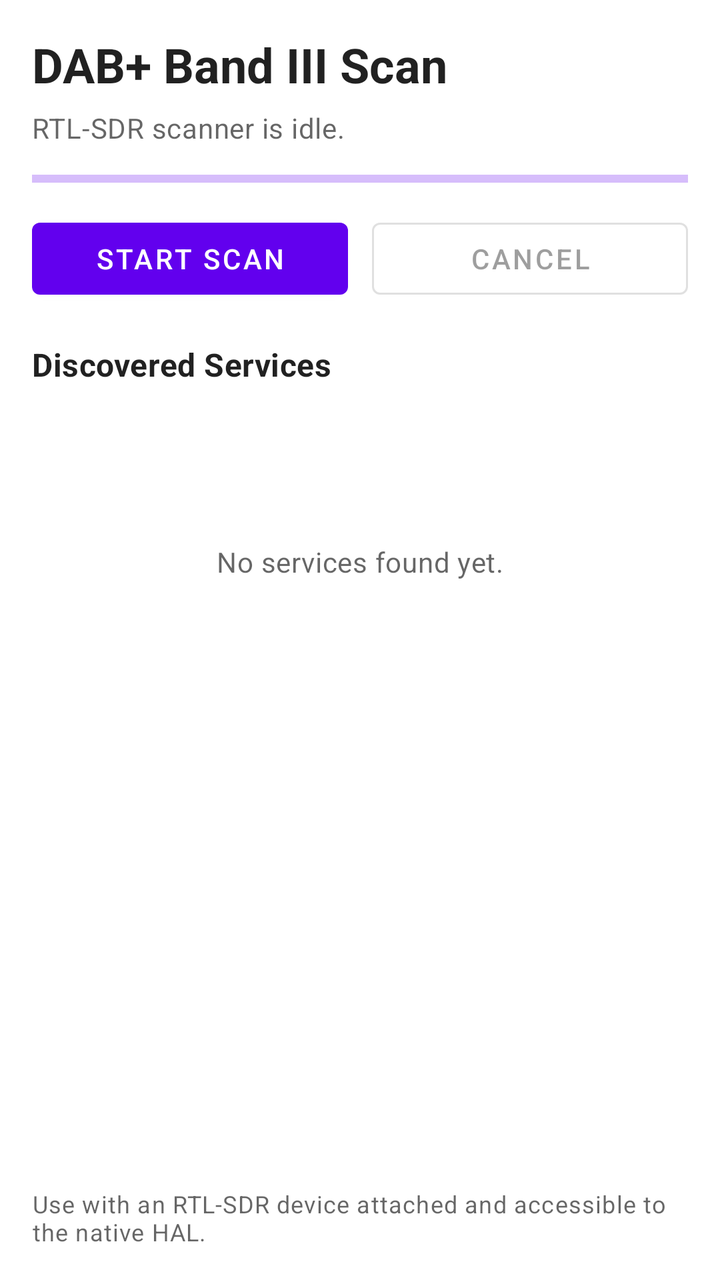
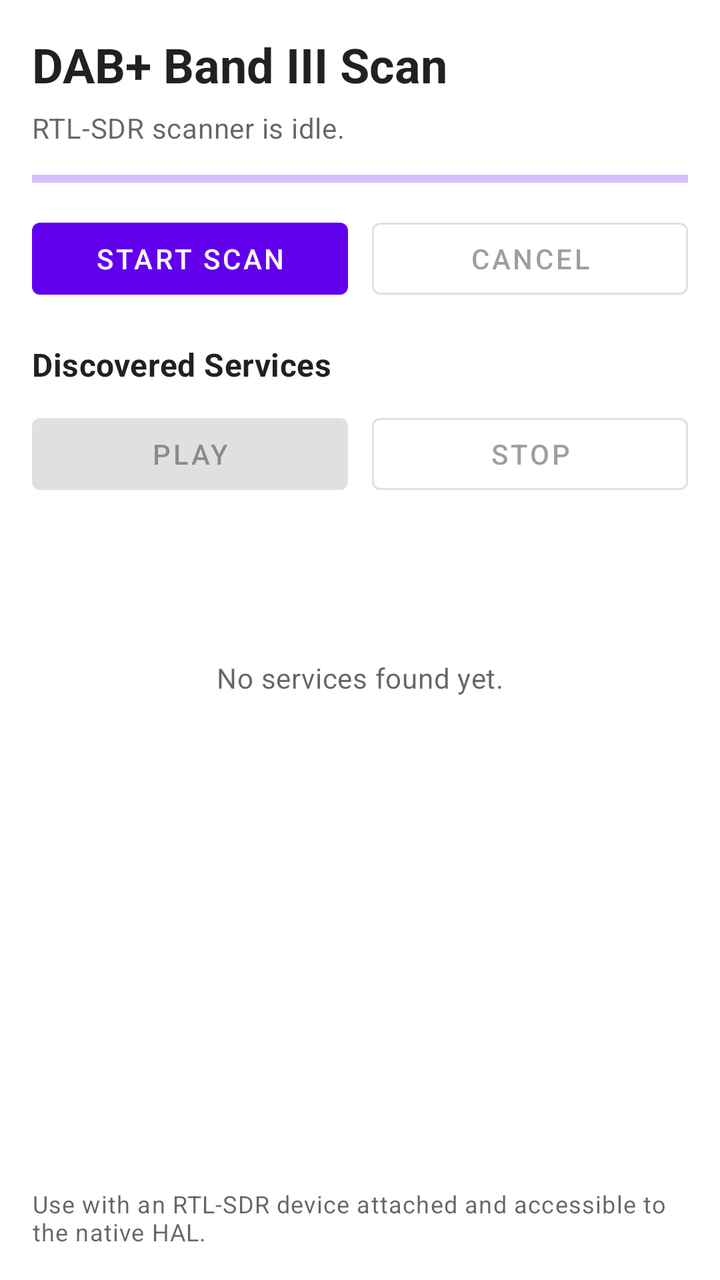

An Android layout rendered at two revisions. The XML below is the earlier revision; the diff shows what the commit changed to produce the second picture.
<!-- AndroidManifest.xml: application theme Theme.Adab -->
<!-- res/layout/activity_main.xml -->
<?xml version="1.0" encoding="utf-8"?>
<androidx.constraintlayout.widget.ConstraintLayout xmlns:android="http://schemas.android.com/apk/res/android"
    xmlns:app="http://schemas.android.com/apk/res-auto"
    xmlns:tools="http://schemas.android.com/tools"
    android:layout_width="match_parent"
    android:layout_height="match_parent"
    android:background="?android:attr/colorBackground"
    android:padding="16dp"
    tools:context=".MainActivity">

    <TextView
        android:id="@+id/titleText"
        android:layout_width="0dp"
        android:layout_height="wrap_content"
        android:text="@string/scan_title"
        android:textAppearance="@style/TextAppearance.MaterialComponents.Headline5"
        android:textStyle="bold"
        app:layout_constraintEnd_toEndOf="parent"
        app:layout_constraintStart_toStartOf="parent"
        app:layout_constraintTop_toTopOf="parent" />

    <TextView
        android:id="@+id/statusText"
        android:layout_width="0dp"
        android:layout_height="wrap_content"
        android:layout_marginTop="6dp"
        android:text="@string/scan_idle"
        android:textAppearance="@style/TextAppearance.MaterialComponents.Body2"
        android:textColor="?android:attr/textColorSecondary"
        app:layout_constraintEnd_toEndOf="parent"
        app:layout_constraintStart_toStartOf="parent"
        app:layout_constraintTop_toBottomOf="@id/titleText" />

    <com.google.android.material.progressindicator.LinearProgressIndicator
        android:id="@+id/scanProgress"
        android:layout_width="0dp"
        android:layout_height="wrap_content"
        android:layout_marginTop="14dp"
        android:max="38"
        android:progress="0"
        app:layout_constraintEnd_toEndOf="parent"
        app:layout_constraintStart_toStartOf="parent"
        app:layout_constraintTop_toBottomOf="@id/statusText" />

    <LinearLayout
        android:id="@+id/buttonRow"
        android:layout_width="0dp"
        android:layout_height="wrap_content"
        android:layout_marginTop="14dp"
        android:gravity="center_vertical"
        android:orientation="horizontal"
        app:layout_constraintEnd_toEndOf="parent"
        app:layout_constraintStart_toStartOf="parent"
        app:layout_constraintTop_toBottomOf="@id/scanProgress">

        <com.google.android.material.button.MaterialButton
            android:id="@+id/startScanButton"
            android:layout_width="0dp"
            android:layout_height="48dp"
            android:layout_weight="1"
            android:text="@string/start_scan" />

        <com.google.android.material.button.MaterialButton
            android:id="@+id/cancelScanButton"
            style="@style/Widget.MaterialComponents.Button.OutlinedButton"
            android:layout_width="0dp"
            android:layout_height="48dp"
            android:layout_marginStart="12dp"
            android:layout_weight="1"
            android:enabled="false"
            android:text="@string/cancel_scan" />
    </LinearLayout>

    <TextView
        android:id="@+id/resultsHeaderText"
        android:layout_width="0dp"
        android:layout_height="wrap_content"
        android:layout_marginTop="18dp"
        android:text="@string/services_header"
        android:textAppearance="@style/TextAppearance.MaterialComponents.Subtitle1"
        android:textStyle="bold"
        app:layout_constraintEnd_toEndOf="parent"
        app:layout_constraintStart_toStartOf="parent"
        app:layout_constraintTop_toBottomOf="@id/buttonRow" />

    <ScrollView
        android:id="@+id/resultsScroll"
        android:layout_width="0dp"
        android:layout_height="0dp"
        android:layout_marginTop="8dp"
        android:fillViewport="true"
        app:layout_constraintBottom_toTopOf="@id/footerText"
        app:layout_constraintEnd_toEndOf="parent"
        app:layout_constraintStart_toStartOf="parent"
        app:layout_constraintTop_toBottomOf="@id/resultsHeaderText">

        <LinearLayout
            android:id="@+id/servicesContainer"
            android:layout_width="match_parent"
            android:layout_height="wrap_content"
            android:orientation="vertical">

            <TextView
                android:id="@+id/emptyResultsText"
                android:layout_width="match_parent"
                android:layout_height="wrap_content"
                android:gravity="center"
                android:minHeight="160dp"
                android:text="@string/no_services"
                android:textAppearance="@style/TextAppearance.MaterialComponents.Body2"
                android:textColor="?android:attr/textColorSecondary" />
        </LinearLayout>
    </ScrollView>

    <TextView
        android:id="@+id/footerText"
        android:layout_width="0dp"
        android:layout_height="wrap_content"
        android:paddingTop="8dp"
        android:text="@string/scan_thread_note"
        android:textAppearance="@style/TextAppearance.MaterialComponents.Caption"
        android:textColor="?android:attr/textColorSecondary"
        app:layout_constraintBottom_toBottomOf="parent"
        app:layout_constraintEnd_toEndOf="parent"
        app:layout_constraintStart_toStartOf="parent" />

</androidx.constraintlayout.widget.ConstraintLayout>
<!-- resources referenced by this layout -->
<resources>
  <string name="cancel_scan">Cancel</string>
  <string name="no_services">No services found yet.</string>
  <string name="scan_idle">RTL-SDR scanner is idle.</string>
  <string name="scan_thread_note">Use with an RTL-SDR device attached and accessible to the native HAL.</string>
  <string name="scan_title">DAB+ Band III Scan</string>
  <string name="services_header">Discovered Services</string>
  <string name="start_scan">Start Scan</string>
  <style name="Theme.Adab" parent="Theme.MaterialComponents.DayNight.DarkActionBar">
          
          <item name="colorPrimary">@color/purple_500</item>
          <item name="colorPrimaryVariant">@color/purple_700</item>
          <item name="colorOnPrimary">@color/white</item>
          
          <item name="colorSecondary">@color/teal_200</item>
          <item name="colorSecondaryVariant">@color/teal_700</item>
          <item name="colorOnSecondary">@color/black</item>
          
          <item name="android:statusBarColor">?attr/colorPrimaryVariant</item>
          
      </style>
  <color name="purple_500">#FF6200EE</color>
  <color name="purple_700">#FF3700B3</color>
  <color name="white">#FFFFFFFF</color>
  <color name="teal_200">#FF03DAC5</color>
  <color name="teal_700">#FF018786</color>
  <color name="black">#FF000000</color>
</resources>

<!-- the commit's change to res/layout/activity_main.xml (unified diff, before → after) -->
@@ -83,6 +83,36 @@
         app:layout_constraintStart_toStartOf="parent"
         app:layout_constraintTop_toBottomOf="@id/buttonRow" />
 
+    <LinearLayout
+        android:id="@+id/playbackRow"
+        android:layout_width="0dp"
+        android:layout_height="wrap_content"
+        android:layout_marginTop="10dp"
+        android:gravity="center_vertical"
+        android:orientation="horizontal"
+        app:layout_constraintEnd_toEndOf="parent"
+        app:layout_constraintStart_toStartOf="parent"
+        app:layout_constraintTop_toBottomOf="@id/resultsHeaderText">
+
+        <com.google.android.material.button.MaterialButton
+            android:id="@+id/playButton"
+            android:layout_width="0dp"
+            android:layout_height="48dp"
+            android:layout_weight="1"
+            android:enabled="false"
+            android:text="@string/play_service" />
+
+        <com.google.android.material.button.MaterialButton
+            android:id="@+id/stopButton"
+            style="@style/Widget.MaterialComponents.Button.OutlinedButton"
+            android:layout_width="0dp"
+            android:layout_height="48dp"
+            android:layout_marginStart="12dp"
+            android:layout_weight="1"
+            android:enabled="false"
+            android:text="@string/stop_playback" />
+    </LinearLayout>
+
     <ScrollView
         android:id="@+id/resultsScroll"
         android:layout_width="0dp"
@@ -92,7 +122,7 @@
         app:layout_constraintBottom_toTopOf="@id/footerText"
         app:layout_constraintEnd_toEndOf="parent"
         app:layout_constraintStart_toStartOf="parent"
-        app:layout_constraintTop_toBottomOf="@id/resultsHeaderText">
+        app:layout_constraintTop_toBottomOf="@id/playbackRow">
 
         <LinearLayout
             android:id="@+id/servicesContainer"
<!-- resource entries referenced after the edit -->
@@ -2,11 +2,13 @@
 <resources>
   <string name="cancel_scan">Cancel</string>
   <string name="no_services">No services found yet.</string>
+  <string name="play_service">Play</string>
   <string name="scan_idle">RTL-SDR scanner is idle.</string>
   <string name="scan_thread_note">Use with an RTL-SDR device attached and accessible to the native HAL.</string>
   <string name="scan_title">DAB+ Band III Scan</string>
   <string name="services_header">Discovered Services</string>
   <string name="start_scan">Start Scan</string>
+  <string name="stop_playback">Stop</string>
   <style name="Theme.Adab" parent="Theme.MaterialComponents.DayNight.DarkActionBar">
           
           <item name="colorPrimary">@color/purple_500</item>
